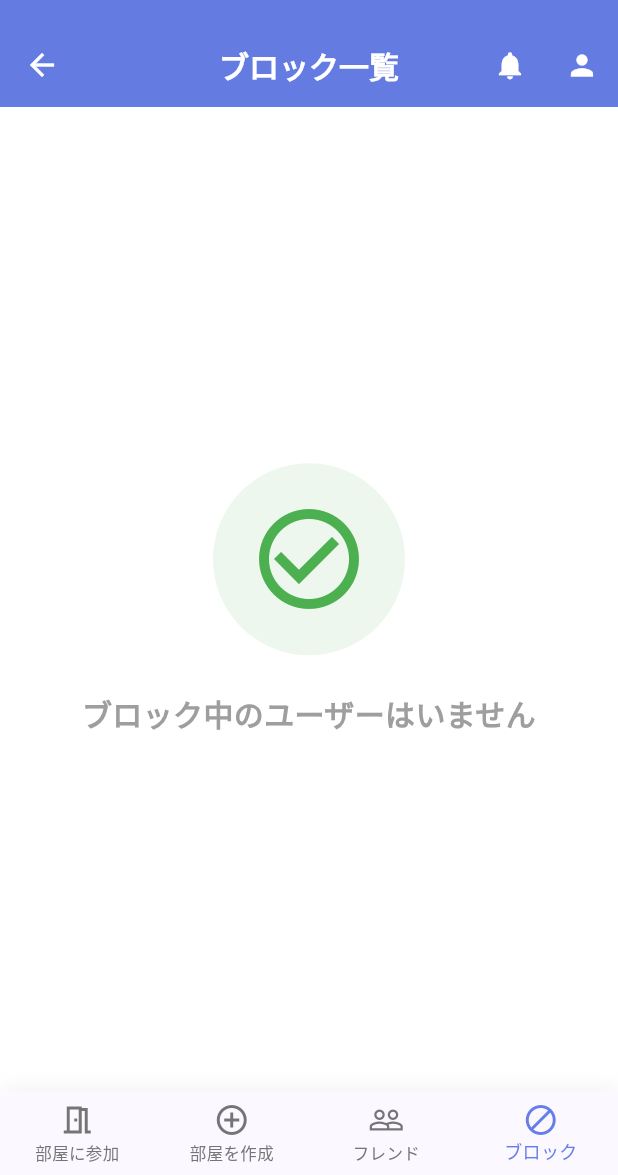
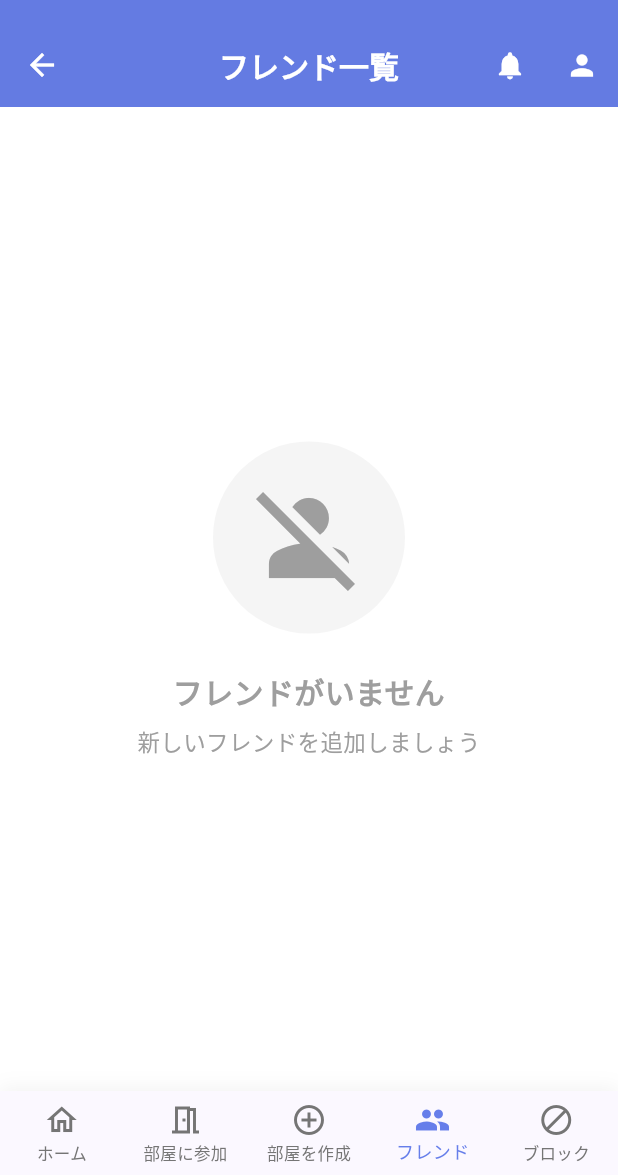
Before and after one commit to Frisk9673/Whispin, a Flutter app: the HomeScreen screen opened by its route, swiped to page 4, on a phone screen of 412 x 824 dp, the part 61-1236 px from its top. Run offline on Flutter 3.47's test engine with Material 3 defaults, Android fonts, the light colour scheme and no system bars; our stand-ins replace cloud_firestore, firebase_auth, firebase_core, firebase_messaging, flutter_dotenv, flutter_local_notifications and 1 more; accounts and stored records are empty; statements that could not run were skipped.

Commit message:
Ag: fix navigation

```diff
--- a/lib/constants/navigation_items.dart
+++ b/lib/constants/navigation_items.dart
@@ -22,6 +22,12 @@ class NavigationItems {
 
   /// メインナビゲーションアイテム（タブ一覧）
   static const List<NavigationItem> mainItems = [
+    NavigationItem(
+      label: 'ホーム',
+      icon: Icons.home_outlined,
+      activeIcon: Icons.home,
+      route: AppRoutes.home,
+    ),
     NavigationItem(
       label: '部屋に参加',
       icon: Icons.meeting_room_outlined,
--- a/lib/screens/user/home_screen.dart
+++ b/lib/screens/user/home_screen.dart
@@ -229,16 +229,19 @@ class _HomeScreenState extends State<HomeScreen> {
                   ? const AlwaysScrollableScrollPhysics()
                   : const NeverScrollableScrollPhysics(),
               children: [
-                // 0: ルーム参加（ホーム画面）
+                // 0: ホーム
                 _buildHomeContent(isDark),
 
-                // 1: ルーム作成
+                // 1: ルーム参加
+                const RoomJoinScreen(),
+
+                // 2: ルーム作成
                 const RoomCreateScreen(),
 
-                // 2: フレンド一覧
+                // 3: フレンド一覧
                 const FriendListScreen(),
 
-                // 3: ブロック一覧
+                // 4: ブロック一覧
                 const BlockListScreen(),
               ],
             ),
@@ -293,7 +296,7 @@ class _HomeScreenState extends State<HomeScreen> {
         label: 'ルームを作成',
         icon: Icons.add_circle,
         onPressed: () {
-          _onNavItemTapped(1); // ルーム作成タブに移動
+          _onNavItemTapped(2); // ルーム作成タブに移動
         },
       ),
     );
```
